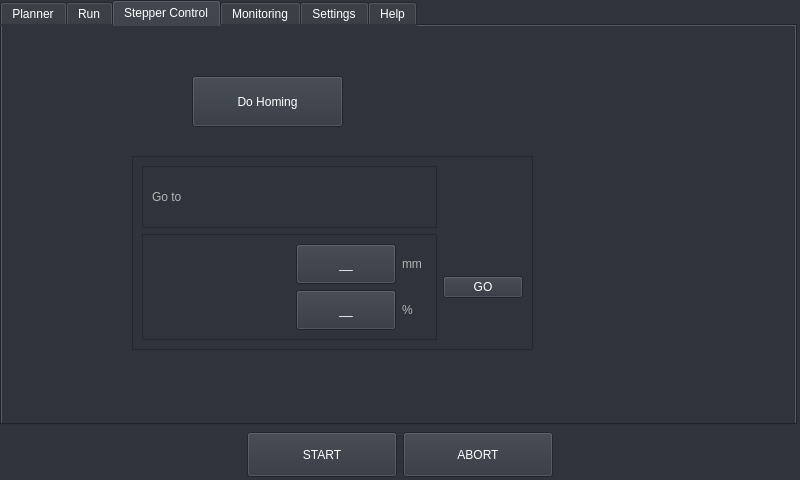
This is ressources/view.ui in FabriceDessolis/Cell-Stretcher-Control as Qt 5 draws it before an edit. The edited form follows.
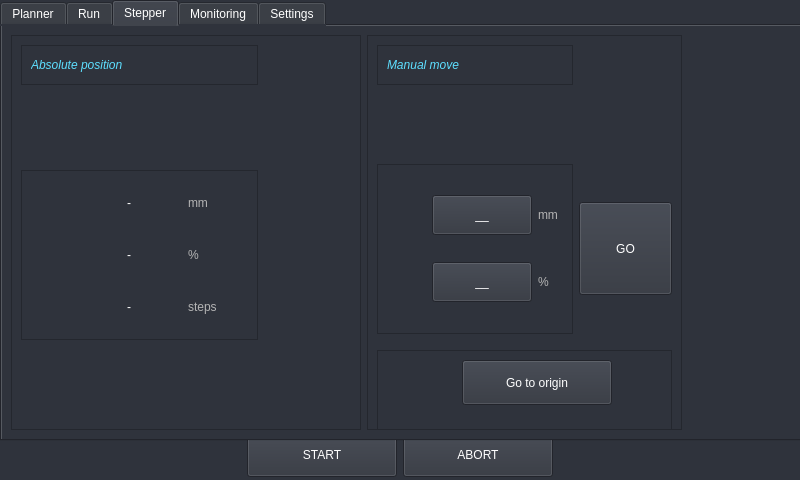
This is the edited form. The open tabs and pages were chosen to show the change. Icons and pictures are not drawn.

```diff
--- a/ressources/view.ui
+++ b/ressources/view.ui
@@ -127,8 +127,8 @@
      <rect>
       <x>0</x>
       <y>0</y>
-      <width>797</width>
-      <height>425</height>
+      <width>816</width>
+      <height>441</height>
      </rect>
     </property>
     <property name="layoutDirection">
@@ -139,8 +139,8 @@
     </property>
     <property name="iconSize">
      <size>
-      <width>16</width>
-      <height>16</height>
+      <width>25</width>
+      <height>25</height>
      </size>
     </property>
     <property name="elideMode">
@@ -3363,61 +3363,32 @@
     </widget>
     <widget class="QWidget" name="tab_3">
      <attribute name="title">
-      <string>Stepper Control</string>
+      <string>Stepper</string>
      </attribute>
+     <layout class="QGridLayout" name="gridLayout_19">
+      <item row="0" column="1">
      <widget class="QFrame" name="frame_10">
-      <property name="geometry">
-       <rect>
-        <x>130</x>
-        <y>130</y>
-        <width>401</width>
-        <height>194</height>
-       </rect>
-      </property>
-      <property name="frameShape">
-       <enum>QFrame::StyledPanel</enum>
-      </property>
-      <property name="frameShadow">
-       <enum>QFrame::Raised</enum>
-      </property>
-      <layout class="QGridLayout" name="gridLayout_15">
-       <item row="0" column="0">
-        <widget class="QFrame" name="frame_11">
-         <property name="frameShape">
-          <enum>QFrame::StyledPanel</enum>
-         </property>
-         <property name="frameShadow">
-          <enum>QFrame::Raised</enum>
-         </property>
-         <layout class="QHBoxLayout" name="horizontalLayout_28">
-          <item>
-           <widget class="QLabel" name="label_13">
-            <property name="styleSheet">
-             <string notr="true">color : rgb(180, 180, 180);</string>
-            </property>
-            <property name="text">
-             <string>Go to</string>
-            </property>
-           </widget>
-          </item>
-          <item>
-           <spacer name="horizontalSpacer_22">
-            <property name="orientation">
-             <enum>Qt::Horizontal</enum>
-            </property>
-            <property name="sizeHint" stdset="0">
+        <property name="maximumSize">
              <size>
-              <width>40</width>
-              <height>20</height>
-             </size>
-            </property>
-           </spacer>
-          </item>
-         </layout>
-        </widget>
-       </item>
-       <item row="1" column="0">
+          <width>350</width>
+          <height>16777215</height>
+         </size>
+        </property>
+        <property name="frameShape">
+         <enum>QFrame::StyledPanel</enum>
+        </property>
+        <property name="frameShadow">
+         <enum>QFrame::Raised</enum>
+        </property>
+        <layout class="QGridLayout" name="gridLayout_21">
+         <item row="2" column="0">
         <widget class="QFrame" name="frame_32">
+           <property name="minimumSize">
+            <size>
+             <width>0</width>
+             <height>170</height>
+            </size>
+           </property>
          <property name="frameShape">
           <enum>QFrame::StyledPanel</enum>
          </property>
@@ -3425,63 +3396,6 @@
           <enum>QFrame::Raised</enum>
          </property>
          <layout class="QGridLayout" name="gridLayout_13">
-          <item row="0" column="0">
-           <spacer name="horizontalSpacer_23">
-            <property name="orientation">
-             <enum>Qt::Horizontal</enum>
-            </property>
-            <property name="sizeHint" stdset="0">
-             <size>
-              <width>98</width>
-              <height>20</height>
-             </size>
-            </property>
-           </spacer>
-          </item>
-          <item row="0" column="1">
-           <widget class="QPushButton" name="pushButton_60">
-            <property name="sizePolicy">
-             <sizepolicy hsizetype="Expanding" vsizetype="Fixed">
-              <horstretch>0</horstretch>
-              <verstretch>0</verstretch>
-             </sizepolicy>
-            </property>
-            <property name="minimumSize">
-             <size>
-              <width>100</width>
-              <height>40</height>
-             </size>
-            </property>
-            <property name="maximumSize">
-             <size>
-              <width>100</width>
-              <height>40</height>
-             </size>
-            </property>
-            <property name="layoutDirection">
-             <enum>Qt::LeftToRight</enum>
-            </property>
-            <property name="styleSheet">
-             <string notr="true"/>
-            </property>
-            <property name="text">
-             <string>__</string>
-            </property>
-            <property name="icon">
-             <iconset>
-              <normaloff>:/icons/index.png</normaloff>:/icons/index.png</iconset>
-            </property>
-            <property name="autoDefault">
-             <bool>false</bool>
-            </property>
-            <property name="default">
-             <bool>false</bool>
-            </property>
-            <property name="flat">
-             <bool>false</bool>
-            </property>
-           </widget>
-          </item>
           <item row="0" column="2">
            <widget class="QLabel" name="label_44">
             <property name="minimumSize">
@@ -3490,6 +3404,12 @@
               <height>0</height>
              </size>
             </property>
+              <property name="maximumSize">
+               <size>
+                <width>50</width>
+                <height>16777215</height>
+               </size>
+              </property>
             <property name="styleSheet">
              <string notr="true">color : rgb(180, 180, 180);</string>
             </property>
@@ -3498,18 +3418,49 @@
             </property>
            </widget>
           </item>
-          <item row="1" column="0">
-           <spacer name="horizontalSpacer_24">
-            <property name="orientation">
-             <enum>Qt::Horizontal</enum>
-            </property>
-            <property name="sizeHint" stdset="0">
+            <item row="0" column="1">
+             <widget class="QPushButton" name="pushButton_60">
+              <property name="sizePolicy">
+               <sizepolicy hsizetype="Expanding" vsizetype="Fixed">
+                <horstretch>0</horstretch>
+                <verstretch>0</verstretch>
+               </sizepolicy>
+              </property>
+              <property name="minimumSize">
              <size>
-              <width>98</width>
-              <height>20</height>
-             </size>
-            </property>
-           </spacer>
+                <width>100</width>
+                <height>40</height>
+               </size>
+              </property>
+              <property name="maximumSize">
+               <size>
+                <width>100</width>
+                <height>40</height>
+               </size>
+              </property>
+              <property name="layoutDirection">
+               <enum>Qt::LeftToRight</enum>
+              </property>
+              <property name="styleSheet">
+               <string notr="true"/>
+              </property>
+              <property name="text">
+               <string>__</string>
+              </property>
+              <property name="icon">
+               <iconset>
+                <normaloff>:/icons/index.png</normaloff>:/icons/index.png</iconset>
+              </property>
+              <property name="autoDefault">
+               <bool>false</bool>
+              </property>
+              <property name="default">
+               <bool>false</bool>
+              </property>
+              <property name="flat">
+               <bool>false</bool>
+              </property>
+             </widget>
           </item>
           <item row="1" column="1">
            <widget class="QPushButton" name="pushButton_61">
@@ -3555,6 +3506,19 @@
             </property>
            </widget>
           </item>
+            <item row="0" column="0">
+             <spacer name="horizontalSpacer_23">
+              <property name="orientation">
+               <enum>Qt::Horizontal</enum>
+              </property>
+              <property name="sizeHint" stdset="0">
+               <size>
+                <width>40</width>
+                <height>20</height>
+               </size>
+              </property>
+             </spacer>
+            </item>
           <item row="1" column="2">
            <widget class="QLabel" name="label_45">
             <property name="minimumSize">
@@ -3563,6 +3527,12 @@
               <height>0</height>
              </size>
             </property>
+              <property name="maximumSize">
+               <size>
+                <width>50</width>
+                <height>16777215</height>
+               </size>
+              </property>
             <property name="styleSheet">
              <string notr="true">color : rgb(180, 180, 180);</string>
             </property>
@@ -3571,68 +3541,448 @@
             </property>
            </widget>
           </item>
+            <item row="1" column="0">
+             <spacer name="horizontalSpacer_24">
+              <property name="orientation">
+               <enum>Qt::Horizontal</enum>
+              </property>
+              <property name="sizeHint" stdset="0">
+               <size>
+                <width>40</width>
+                <height>20</height>
+               </size>
+              </property>
+             </spacer>
+            </item>
          </layout>
         </widget>
        </item>
-       <item row="1" column="1">
+         <item row="3" column="0" colspan="2">
+          <widget class="QFrame" name="frame_42">
+           <property name="minimumSize">
+            <size>
+             <width>0</width>
+             <height>80</height>
+            </size>
+           </property>
+           <property name="maximumSize">
+            <size>
+             <width>16777215</width>
+             <height>60</height>
+            </size>
+           </property>
+           <property name="frameShape">
+            <enum>QFrame::StyledPanel</enum>
+           </property>
+           <property name="frameShadow">
+            <enum>QFrame::Raised</enum>
+           </property>
+           <layout class="QGridLayout" name="gridLayout_15">
+            <item row="0" column="0">
+             <spacer name="horizontalSpacer_42">
+              <property name="orientation">
+               <enum>Qt::Horizontal</enum>
+              </property>
+              <property name="sizeHint" stdset="0">
+               <size>
+                <width>75</width>
+                <height>20</height>
+               </size>
+              </property>
+             </spacer>
+            </item>
+            <item row="0" column="1" alignment="Qt::AlignTop">
+             <widget class="QPushButton" name="pushButton_stepper_go_zero">
+              <property name="minimumSize">
+               <size>
+                <width>150</width>
+                <height>45</height>
+               </size>
+              </property>
+              <property name="text">
+               <string>Go to origin</string>
+              </property>
+             </widget>
+            </item>
+            <item row="0" column="2">
+             <spacer name="horizontalSpacer_43">
+              <property name="orientation">
+               <enum>Qt::Horizontal</enum>
+              </property>
+              <property name="sizeType">
+               <enum>QSizePolicy::Fixed</enum>
+              </property>
+              <property name="sizeHint" stdset="0">
+               <size>
+                <width>50</width>
+                <height>20</height>
+               </size>
+              </property>
+             </spacer>
+            </item>
+           </layout>
+          </widget>
+         </item>
+         <item row="0" column="0">
+          <widget class="QFrame" name="frame_11">
+           <property name="maximumSize">
+            <size>
+             <width>16777215</width>
+             <height>50</height>
+            </size>
+           </property>
+           <property name="frameShape">
+            <enum>QFrame::StyledPanel</enum>
+           </property>
+           <property name="frameShadow">
+            <enum>QFrame::Raised</enum>
+           </property>
+           <layout class="QHBoxLayout" name="horizontalLayout_28">
+            <item>
+             <widget class="QLabel" name="label_13">
+              <property name="styleSheet">
+               <string notr="true">color: rgb(93, 223, 255);
+font: italic;</string>
+              </property>
+              <property name="text">
+               <string>Manual move</string>
+              </property>
+             </widget>
+            </item>
+            <item>
+             <spacer name="horizontalSpacer_22">
+              <property name="orientation">
+               <enum>Qt::Horizontal</enum>
+              </property>
+              <property name="sizeHint" stdset="0">
+               <size>
+                <width>40</width>
+                <height>20</height>
+               </size>
+              </property>
+             </spacer>
+            </item>
+           </layout>
+          </widget>
+         </item>
+         <item row="2" column="1">
         <widget class="QPushButton" name="pushButton_stepper_go">
+           <property name="minimumSize">
+            <size>
+             <width>93</width>
+             <height>93</height>
+            </size>
+           </property>
          <property name="text">
           <string>GO</string>
          </property>
         </widget>
        </item>
-      </layout>
-     </widget>
-     <widget class="QPushButton" name="pushButton_homing">
-      <property name="geometry">
-       <rect>
-        <x>190</x>
-        <y>50</y>
-        <width>151</width>
-        <height>51</height>
-       </rect>
-      </property>
-      <property name="sizePolicy">
-       <sizepolicy hsizetype="Expanding" vsizetype="Fixed">
-        <horstretch>0</horstretch>
-        <verstretch>0</verstretch>
-       </sizepolicy>
-      </property>
-      <property name="minimumSize">
+         <item row="1" column="0">
+          <spacer name="verticalSpacer_4">
+           <property name="orientation">
+            <enum>Qt::Vertical</enum>
+           </property>
+           <property name="sizeHint" stdset="0">
        <size>
-        <width>100</width>
+             <width>20</width>
         <height>40</height>
        </size>
       </property>
+          </spacer>
+         </item>
+        </layout>
+       </widget>
+      </item>
+      <item row="0" column="0">
+       <widget class="QFrame" name="frame_33">
       <property name="maximumSize">
        <size>
-        <width>200</width>
-        <height>200</height>
-       </size>
-      </property>
-      <property name="layoutDirection">
-       <enum>Qt::LeftToRight</enum>
-      </property>
+          <width>350</width>
+          <height>16777215</height>
+         </size>
+        </property>
+        <property name="frameShape">
+         <enum>QFrame::StyledPanel</enum>
+        </property>
+        <property name="frameShadow">
+         <enum>QFrame::Raised</enum>
+        </property>
+        <layout class="QGridLayout" name="gridLayout_16">
+         <item row="1" column="0">
+          <widget class="QFrame" name="frame_35">
+           <property name="minimumSize">
+            <size>
+             <width>0</width>
+             <height>170</height>
+            </size>
+           </property>
+           <property name="frameShape">
+            <enum>QFrame::StyledPanel</enum>
+           </property>
+           <property name="frameShadow">
+            <enum>QFrame::Raised</enum>
+           </property>
+           <layout class="QGridLayout" name="gridLayout_18">
+            <item row="0" column="0">
+             <spacer name="horizontalSpacer_26">
+              <property name="orientation">
+               <enum>Qt::Horizontal</enum>
+              </property>
+              <property name="sizeHint" stdset="0">
+               <size>
+                <width>98</width>
+                <height>20</height>
+               </size>
+              </property>
+             </spacer>
+            </item>
+            <item row="0" column="1" colspan="2">
+             <widget class="QLabel" name="label_pos_mm">
+              <property name="text">
+               <string>-</string>
+              </property>
+             </widget>
+            </item>
+            <item row="0" column="3">
+             <spacer name="horizontalSpacer_37">
+              <property name="orientation">
+               <enum>Qt::Horizontal</enum>
+              </property>
+              <property name="sizeHint" stdset="0">
+               <size>
+                <width>40</width>
+                <height>20</height>
+               </size>
+              </property>
+             </spacer>
+            </item>
+            <item row="0" column="4">
+             <widget class="QLabel" name="label_46">
+              <property name="minimumSize">
+               <size>
+                <width>25</width>
+                <height>0</height>
+               </size>
+              </property>
+              <property name="maximumSize">
+               <size>
+                <width>50</width>
+                <height>16777215</height>
+               </size>
+              </property>
       <property name="styleSheet">
-       <string notr="true"/>
+               <string notr="true">color : rgb(180, 180, 180);</string>
       </property>
       <property name="text">
-       <string>Do Homing</string>
-      </property>
-      <property name="icon">
-       <iconset>
-        <normaloff>:/icons/index.png</normaloff>:/icons/index.png</iconset>
-      </property>
-      <property name="autoDefault">
-       <bool>false</bool>
-      </property>
-      <property name="default">
-       <bool>false</bool>
-      </property>
-      <property name="flat">
-       <bool>false</bool>
-      </property>
-     </widget>
+               <string>mm</string>
+              </property>
+             </widget>
+            </item>
+            <item row="1" column="0">
+             <spacer name="horizontalSpacer_27">
+              <property name="orientation">
+               <enum>Qt::Horizontal</enum>
+              </property>
+              <property name="sizeHint" stdset="0">
+               <size>
+                <width>98</width>
+                <height>20</height>
+               </size>
+              </property>
+             </spacer>
+            </item>
+            <item row="1" column="1" colspan="2">
+             <widget class="QLabel" name="label_pos_percent">
+              <property name="text">
+               <string>-</string>
+              </property>
+             </widget>
+            </item>
+            <item row="1" column="3">
+             <spacer name="horizontalSpacer_38">
+              <property name="orientation">
+               <enum>Qt::Horizontal</enum>
+              </property>
+              <property name="sizeHint" stdset="0">
+               <size>
+                <width>40</width>
+                <height>20</height>
+               </size>
+              </property>
+             </spacer>
+            </item>
+            <item row="1" column="4">
+             <widget class="QLabel" name="label_47">
+              <property name="minimumSize">
+               <size>
+                <width>60</width>
+                <height>0</height>
+               </size>
+              </property>
+              <property name="maximumSize">
+               <size>
+                <width>50</width>
+                <height>16777215</height>
+               </size>
+              </property>
+              <property name="styleSheet">
+               <string notr="true">color : rgb(180, 180, 180);</string>
+              </property>
+              <property name="text">
+               <string>%</string>
+              </property>
+             </widget>
+            </item>
+            <item row="2" column="0">
+             <spacer name="horizontalSpacer_40">
+              <property name="orientation">
+               <enum>Qt::Horizontal</enum>
+              </property>
+              <property name="sizeHint" stdset="0">
+               <size>
+                <width>80</width>
+                <height>20</height>
+               </size>
+              </property>
+             </spacer>
+            </item>
+            <item row="2" column="1">
+             <widget class="QLabel" name="label_pos_steps">
+              <property name="text">
+               <string>-</string>
+              </property>
+             </widget>
+            </item>
+            <item row="2" column="2" colspan="2">
+             <spacer name="horizontalSpacer_41">
+              <property name="orientation">
+               <enum>Qt::Horizontal</enum>
+              </property>
+              <property name="sizeHint" stdset="0">
+               <size>
+                <width>27</width>
+                <height>20</height>
+               </size>
+              </property>
+             </spacer>
+            </item>
+            <item row="2" column="4">
+             <widget class="QLabel" name="label_50">
+              <property name="minimumSize">
+               <size>
+                <width>60</width>
+                <height>0</height>
+               </size>
+              </property>
+              <property name="maximumSize">
+               <size>
+                <width>100</width>
+                <height>16777215</height>
+               </size>
+              </property>
+              <property name="styleSheet">
+               <string notr="true">color : rgb(180, 180, 180);</string>
+              </property>
+              <property name="text">
+               <string>steps</string>
+              </property>
+             </widget>
+            </item>
+           </layout>
+          </widget>
+         </item>
+         <item row="0" column="0" alignment="Qt::AlignTop">
+          <widget class="QFrame" name="frame_34">
+           <property name="maximumSize">
+            <size>
+             <width>16777215</width>
+             <height>50</height>
+            </size>
+           </property>
+           <property name="frameShape">
+            <enum>QFrame::StyledPanel</enum>
+           </property>
+           <property name="frameShadow">
+            <enum>QFrame::Raised</enum>
+           </property>
+           <layout class="QHBoxLayout" name="horizontalLayout_29">
+            <item>
+             <widget class="QLabel" name="label_15">
+              <property name="styleSheet">
+               <string notr="true">color: rgb(93, 223, 255);
+font: italic;</string>
+              </property>
+              <property name="text">
+               <string>Absolute position</string>
+              </property>
+             </widget>
+            </item>
+            <item>
+             <spacer name="horizontalSpacer_25">
+              <property name="orientation">
+               <enum>Qt::Horizontal</enum>
+              </property>
+              <property name="sizeHint" stdset="0">
+               <size>
+                <width>40</width>
+                <height>20</height>
+               </size>
+              </property>
+             </spacer>
+            </item>
+           </layout>
+          </widget>
+         </item>
+         <item row="1" column="1">
+          <spacer name="horizontalSpacer_32">
+           <property name="orientation">
+            <enum>Qt::Horizontal</enum>
+           </property>
+           <property name="sizeType">
+            <enum>QSizePolicy::Fixed</enum>
+           </property>
+           <property name="sizeHint" stdset="0">
+            <size>
+             <width>93</width>
+             <height>20</height>
+            </size>
+           </property>
+          </spacer>
+         </item>
+         <item row="2" column="0">
+          <spacer name="verticalSpacer_2">
+           <property name="orientation">
+            <enum>Qt::Vertical</enum>
+           </property>
+           <property name="sizeType">
+            <enum>QSizePolicy::Fixed</enum>
+           </property>
+           <property name="sizeHint" stdset="0">
+            <size>
+             <width>20</width>
+             <height>80</height>
+            </size>
+           </property>
+          </spacer>
+         </item>
+        </layout>
+       </widget>
+      </item>
+      <item row="0" column="2">
+       <spacer name="horizontalSpacer_39">
+        <property name="orientation">
+         <enum>Qt::Horizontal</enum>
+        </property>
+        <property name="sizeHint" stdset="0">
+         <size>
+          <width>40</width>
+          <height>20</height>
+         </size>
+        </property>
+       </spacer>
+      </item>
+     </layout>
     </widget>
     <widget class="QWidget" name="tab_4">
      <attribute name="title">
@@ -3643,11 +3993,293 @@
      <attribute name="title">
       <string>Settings</string>
      </attribute>
-    </widget>
-    <widget class="QWidget" name="tab_6">
-     <attribute name="title">
-      <string>Help</string>
-     </attribute>
+     <widget class="QFrame" name="frame_36">
+      <property name="geometry">
+       <rect>
+        <x>140</x>
+        <y>30</y>
+        <width>431</width>
+        <height>378</height>
+       </rect>
+      </property>
+      <property name="frameShape">
+       <enum>QFrame::StyledPanel</enum>
+      </property>
+      <property name="frameShadow">
+       <enum>QFrame::Raised</enum>
+      </property>
+      <widget class="QFrame" name="frame_38">
+       <property name="geometry">
+        <rect>
+         <x>20</x>
+         <y>20</y>
+         <width>226</width>
+         <height>59</height>
+        </rect>
+       </property>
+       <property name="frameShape">
+        <enum>QFrame::StyledPanel</enum>
+       </property>
+       <property name="frameShadow">
+        <enum>QFrame::Raised</enum>
+       </property>
+       <layout class="QHBoxLayout" name="horizontalLayout_30">
+        <item>
+         <widget class="QLabel" name="label_17">
+          <property name="styleSheet">
+           <string notr="true">color: rgb(93, 223, 255);
+font: italic;</string>
+          </property>
+          <property name="text">
+           <string>Status</string>
+          </property>
+         </widget>
+        </item>
+        <item>
+         <spacer name="horizontalSpacer_28">
+          <property name="orientation">
+           <enum>Qt::Horizontal</enum>
+          </property>
+          <property name="sizeHint" stdset="0">
+           <size>
+            <width>40</width>
+            <height>20</height>
+           </size>
+          </property>
+         </spacer>
+        </item>
+       </layout>
+      </widget>
+      <widget class="QFrame" name="frame_40">
+       <property name="geometry">
+        <rect>
+         <x>30</x>
+         <y>90</y>
+         <width>331</width>
+         <height>45</height>
+        </rect>
+       </property>
+       <property name="frameShape">
+        <enum>QFrame::NoFrame</enum>
+       </property>
+       <property name="frameShadow">
+        <enum>QFrame::Raised</enum>
+       </property>
+       <layout class="QHBoxLayout" name="horizontalLayout_31">
+        <property name="spacing">
+         <number>6</number>
+        </property>
+        <property name="leftMargin">
+         <number>0</number>
+        </property>
+        <property name="topMargin">
+         <number>0</number>
+        </property>
+        <property name="rightMargin">
+         <number>0</number>
+        </property>
+        <property name="bottomMargin">
+         <number>0</number>
+        </property>
+        <item>
+         <widget class="QLabel" name="label_49">
+          <property name="text">
+           <string/>
+          </property>
+          <property name="pixmap">
+           <pixmap resource="resources.qrc">:/icons/icons/disconnected.svg</pixmap>
+          </property>
+         </widget>
+        </item>
+        <item>
+         <widget class="QLabel" name="label_18">
+          <property name="styleSheet">
+           <string notr="true">color : rgb(180, 180, 180);</string>
+          </property>
+          <property name="text">
+           <string>Stepper</string>
+          </property>
+         </widget>
+        </item>
+        <item>
+         <spacer name="horizontalSpacer_29">
+          <property name="orientation">
+           <enum>Qt::Horizontal</enum>
+          </property>
+          <property name="sizeHint" stdset="0">
+           <size>
+            <width>40</width>
+            <height>20</height>
+           </size>
+          </property>
+         </spacer>
+        </item>
+        <item>
+         <widget class="QPushButton" name="pushButton_13">
+          <property name="sizePolicy">
+           <sizepolicy hsizetype="Expanding" vsizetype="Fixed">
+            <horstretch>0</horstretch>
+            <verstretch>0</verstretch>
+           </sizepolicy>
+          </property>
+          <property name="minimumSize">
+           <size>
+            <width>100</width>
+            <height>40</height>
+           </size>
+          </property>
+          <property name="maximumSize">
+           <size>
+            <width>100</width>
+            <height>40</height>
+           </size>
+          </property>
+          <property name="layoutDirection">
+           <enum>Qt::LeftToRight</enum>
+          </property>
+          <property name="styleSheet">
+           <string notr="true"/>
+          </property>
+          <property name="text">
+           <string>Connect</string>
+          </property>
+          <property name="icon">
+           <iconset>
+            <normaloff>:/icons/index.png</normaloff>:/icons/index.png</iconset>
+          </property>
+          <property name="autoDefault">
+           <bool>false</bool>
+          </property>
+          <property name="default">
+           <bool>false</bool>
+          </property>
+          <property name="flat">
+           <bool>false</bool>
+          </property>
+         </widget>
+        </item>
+       </layout>
+      </widget>
+      <widget class="QFrame" name="frame_41">
+       <property name="geometry">
+        <rect>
+         <x>30</x>
+         <y>150</y>
+         <width>331</width>
+         <height>45</height>
+        </rect>
+       </property>
+       <property name="frameShape">
+        <enum>QFrame::NoFrame</enum>
+       </property>
+       <property name="frameShadow">
+        <enum>QFrame::Raised</enum>
+       </property>
+       <layout class="QHBoxLayout" name="horizontalLayout_32">
+        <property name="spacing">
+         <number>6</number>
+        </property>
+        <property name="leftMargin">
+         <number>0</number>
+        </property>
+        <property name="topMargin">
+         <number>0</number>
+        </property>
+        <property name="rightMargin">
+         <number>0</number>
+        </property>
+        <property name="bottomMargin">
+         <number>0</number>
+        </property>
+        <item>
+         <widget class="QLabel" name="label_51">
+          <property name="maximumSize">
+           <size>
+            <width>30</width>
+            <height>30</height>
+           </size>
+          </property>
+          <property name="text">
+           <string/>
+          </property>
+          <property name="pixmap">
+           <pixmap resource="resources.qrc">:/icons/icons/connected.svg</pixmap>
+          </property>
+          <property name="scaledContents">
+           <bool>true</bool>
+          </property>
+         </widget>
+        </item>
+        <item>
+         <widget class="QLabel" name="label_48">
+          <property name="styleSheet">
+           <string notr="true">color : rgb(180, 180, 180);</string>
+          </property>
+          <property name="text">
+           <string>Sensor</string>
+          </property>
+         </widget>
+        </item>
+        <item>
+         <spacer name="horizontalSpacer_30">
+          <property name="orientation">
+           <enum>Qt::Horizontal</enum>
+          </property>
+          <property name="sizeHint" stdset="0">
+           <size>
+            <width>40</width>
+            <height>20</height>
+           </size>
+          </property>
+         </spacer>
+        </item>
+        <item>
+         <widget class="QPushButton" name="pushButton_14">
+          <property name="sizePolicy">
+           <sizepolicy hsizetype="Expanding" vsizetype="Fixed">
+            <horstretch>0</horstretch>
+            <verstretch>0</verstretch>
+           </sizepolicy>
+          </property>
+          <property name="minimumSize">
+           <size>
+            <width>100</width>
+            <height>40</height>
+           </size>
+          </property>
+          <property name="maximumSize">
+           <size>
+            <width>100</width>
+            <height>40</height>
+           </size>
+          </property>
+          <property name="layoutDirection">
+           <enum>Qt::LeftToRight</enum>
+          </property>
+          <property name="styleSheet">
+           <string notr="true"/>
+          </property>
+          <property name="text">
+           <string>Connect</string>
+          </property>
+          <property name="icon">
+           <iconset>
+            <normaloff>:/icons/index.png</normaloff>:/icons/index.png</iconset>
+          </property>
+          <property name="autoDefault">
+           <bool>false</bool>
+          </property>
+          <property name="default">
+           <bool>false</bool>
+          </property>
+          <property name="flat">
+           <bool>false</bool>
+          </property>
+         </widget>
+        </item>
+       </layout>
+      </widget>
+     </widget>
     </widget>
    </widget>
   </widget>
```
Left out of the diff: 20 changed lines with no effect on the pictures. Lines whose indentation alone changed are shown as unchanged.
